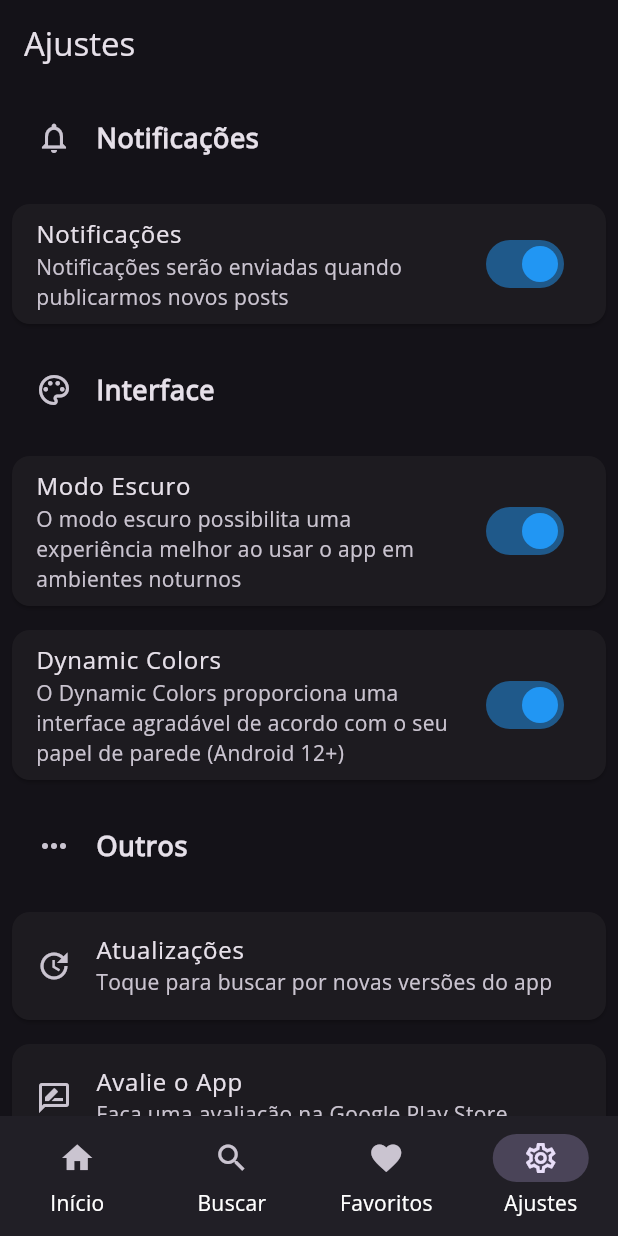
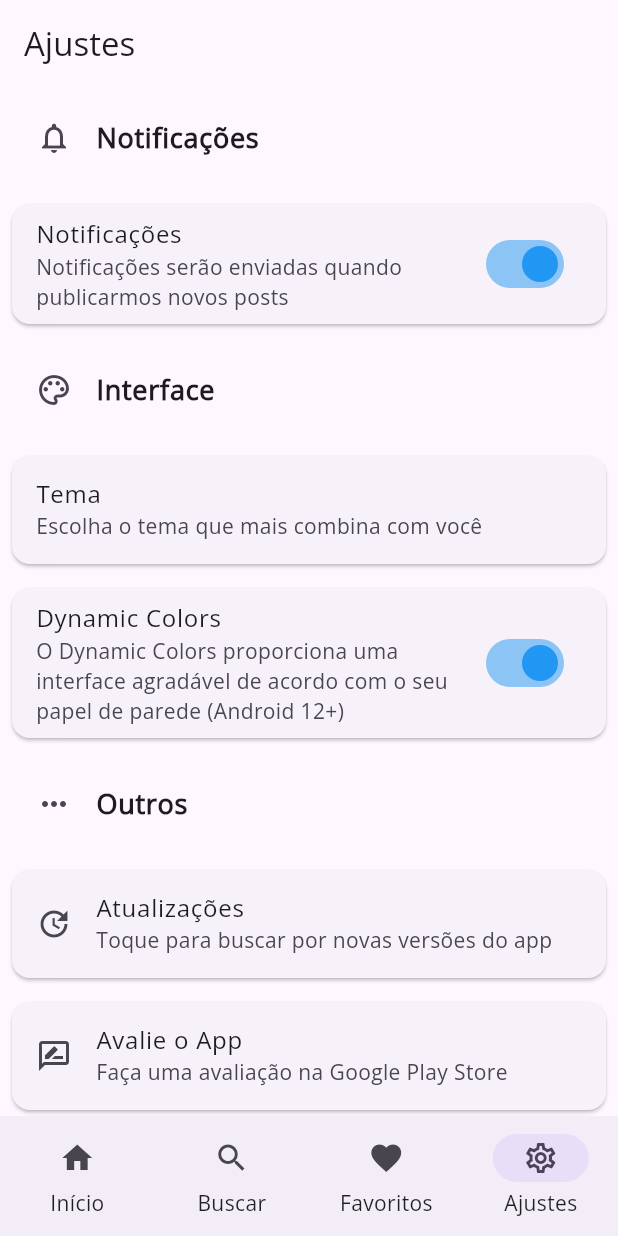
Before and after one commit to hendrilmendes/News-Droid, a Flutter app: the screen it shows after launch, item 4 of the bottom bar chosen, on a phone screen of 412 x 824 dp. Run offline on Flutter 3.47's test engine with Material 3 defaults, Android fonts, the phone set to English and light mode, and no system bars; drawn by our look-alikes of dynamic_color; our stand-ins replace cached_network_image, connectivity_plus, firebase_core, firebase_crashlytics, firebase_messaging, flutter_widget_from_html and 8 more; missing offline and left inert: feedback, flutter_email_sender, flutter_web_auth_2; accounts and stored records are empty; generated files the repository leaves out were written again; network calls fail.

Commit message:
Implementado suporte ao modo claro/escuro de acordo com dispositivo

```diff
--- /dev/null
+++ b/l10n.yaml
@@ -0,0 +1,3 @@
+arb-dir: lib/l10n
+template-arb-file: app_pt.arb
+output-localization-file: app_localizations.dart
--- a/lib/main.dart
+++ b/lib/main.dart
@@ -1,5 +1,6 @@
 import 'package:feedback/feedback.dart';
 import 'package:flutter/material.dart';
+import 'package:flutter_gen/gen_l10n/app_localizations.dart';
 import 'package:flutter/foundation.dart';
 import 'package:firebase_core/firebase_core.dart';
 import 'package:firebase_crashlytics/firebase_crashlytics.dart';
@@ -90,9 +91,26 @@ Future<void> _firebaseMessagingBackgroundHandler(RemoteMessage message) async {
   }
 }
 
-class MyApp extends StatelessWidget {
+ThemeMode _getThemeMode(ThemeModeType mode) {
+  switch (mode) {
+    case ThemeModeType.light:
+      return ThemeMode.light;
+    case ThemeModeType.dark:
+      return ThemeMode.dark;
+    case ThemeModeType.system:
+      return ThemeMode.system;
+  }
+}
+
+class MyApp extends StatefulWidget {
   const MyApp({super.key});
 
+  @override
+  // ignore: library_private_types_in_public_api
+  _MyAppState createState() => _MyAppState();
+}
+
+class _MyAppState extends State<MyApp> {
   @override
   Widget build(BuildContext context) {
     return MultiProvider(
@@ -105,10 +123,10 @@ class MyApp extends StatelessWidget {
         ),
       ],
       child: Consumer<ThemeModel>(
-        builder: (_, theme, __) {
+        builder: (_, themeModel, __) {
           return DynamicColorBuilder(
             builder: (lightColorScheme, darkColorScheme) {
-            if (!theme.isDynamicColorsEnabled) {
+              if (!themeModel.isDynamicColorsEnabled) {
                 lightColorScheme = null;
                 darkColorScheme = null;
               }
@@ -117,7 +135,8 @@ class MyApp extends StatelessWidget {
                 theme: ThemeData(
                   brightness: Brightness.light,
                   colorScheme: lightColorScheme?.copyWith(
-                  primary: theme.isDarkMode ? Colors.black : Colors.white,
+                    primary:
+                        themeModel.isDarkMode ? Colors.black : Colors.white,
                   ),
                   useMaterial3: true,
                   textTheme: Typography().black.apply(fontFamily: 'OpenSans'),
@@ -125,16 +144,20 @@ class MyApp extends StatelessWidget {
                 darkTheme: ThemeData(
                   brightness: Brightness.dark,
                   colorScheme: darkColorScheme?.copyWith(
-                  primary: theme.isDarkMode ? Colors.white : Colors.black,
+                    primary:
+                        themeModel.isDarkMode ? Colors.white : Colors.black,
                   ),
                   useMaterial3: true,
                   textTheme: Typography().white.apply(fontFamily: 'OpenSans'),
                 ),
-              themeMode: theme.isDarkMode ? ThemeMode.dark : ThemeMode.light,
+                themeMode: _getThemeMode(themeModel.themeMode),
                 debugShowCheckedModeBanner: false,
+                localizationsDelegates: AppLocalizations.localizationsDelegates,
+                supportedLocales: AppLocalizations.supportedLocales,
                 home: const BottomNavigationContainer(),
               );
-          });
+            },
+          );
         },
       ),
     );
--- a/lib/telas/config/config.dart
+++ b/lib/telas/config/config.dart
@@ -2,6 +2,8 @@ import 'dart:io';
 import 'package:feedback/feedback.dart';
 import 'package:flutter/foundation.dart';
 import 'package:flutter/material.dart';
+import 'package:flutter_gen/gen_l10n/app_localizations.dart';
+
 import 'package:firebase_messaging/firebase_messaging.dart';
 import 'package:flutter_email_sender/flutter_email_sender.dart';
 import 'package:in_app_review/in_app_review.dart';
@@ -100,16 +102,19 @@ class _SettingsScreenState extends State<SettingsScreen> {
 
     return Scaffold(
       appBar: AppBar(
-        title: const Text("Ajustes"),
+        title: Text(AppLocalizations.of(context)!.settings),
       ),
       body: ListView(
         children: [
-          _buildCategoryHeader("Notificações", Icons.notifications_outlined),
+          _buildCategoryHeader(AppLocalizations.of(context)!.notification,
+              Icons.notifications_outlined),
           _buildNotificationSettings(),
-          _buildCategoryHeader("Interface", Icons.palette_outlined),
-          _buildThemeSettings(themeModel),
+          _buildCategoryHeader(
+              AppLocalizations.of(context)!.interface, Icons.palette_outlined),
+          _buildThemeSettings(context, themeModel),
           _buildDynamicColors(themeModel),
-          _buildCategoryHeader("Outros", Icons.more_horiz_outlined),
+          _buildCategoryHeader(
+              AppLocalizations.of(context)!.outhers, Icons.more_horiz_outlined),
           _buildUpdateSettings(),
           _buildReview(),
           _buildSupportSettings(),
@@ -140,9 +145,9 @@ class _SettingsScreenState extends State<SettingsScreen> {
       clipBehavior: Clip.hardEdge,
       margin: const EdgeInsets.all(8.0),
       child: ListTile(
-        title: const Text("Notificações"),
-        subtitle: const Text(
-          "Notificações serão enviadas quando publicarmos novos posts",
+        title: Text(AppLocalizations.of(context)!.notification),
+        subtitle: Text(
+          AppLocalizations.of(context)!.notificationSub,
         ),
         trailing: Switch(
           activeColor: Colors.blue,
@@ -158,23 +163,72 @@ class _SettingsScreenState extends State<SettingsScreen> {
     );
   }
 
-  Widget _buildThemeSettings(ThemeModel themeModel) {
+  void _showThemeDialog(BuildContext context, ThemeModel themeModel) {
+    final appLocalizations = AppLocalizations.of(context);
+    if (appLocalizations != null) {
+      showDialog(
+        context: context,
+        builder: (BuildContext context) {
+          return AlertDialog(
+            title: Text(appLocalizations.themeSelect),
+            content: StatefulBuilder(
+              builder: (BuildContext context, StateSetter setState) {
+                return Column(
+                  mainAxisSize: MainAxisSize.min,
+                  children: [
+                    RadioListTile<ThemeModeType>(
+                      title: Text(appLocalizations.lightMode),
+                      value: ThemeModeType.light,
+                      groupValue: themeModel.themeMode,
+                      onChanged: (value) {
+                        setState(() {
+                          themeModel.changeThemeMode(value!);
+                        });
+                        Navigator.pop(context);
+                      },
+                    ),
+                    RadioListTile<ThemeModeType>(
+                      title: Text(appLocalizations.darkMode),
+                      value: ThemeModeType.dark,
+                      groupValue: themeModel.themeMode,
+                      onChanged: (value) {
+                        setState(() {
+                          themeModel.changeThemeMode(value!);
+                        });
+                        Navigator.pop(context);
+                      },
+                    ),
+                    RadioListTile<ThemeModeType>(
+                      title: Text(appLocalizations.systemMode),
+                      value: ThemeModeType.system,
+                      groupValue: themeModel.themeMode,
+                      onChanged: (value) {
+                        setState(() {
+                          themeModel.changeThemeMode(value!);
+                        });
+                        Navigator.pop(context);
+                      },
+                    ),
+                  ],
+                );
+              },
+            ),
+          );
+        },
+      );
+    }
+  }
+
+  Widget _buildThemeSettings(BuildContext context, ThemeModel themeModel) {
     return Card(
       clipBehavior: Clip.hardEdge,
       margin: const EdgeInsets.all(8.0),
       child: ListTile(
-        title: const Text("Modo Escuro"),
-        subtitle: const Text(
-          "O modo escuro possibilita uma experiência melhor ao usar o app em ambientes noturnos",
-        ),
-        trailing: Switch(
-          activeColor: Colors.blue,
-          value: themeModel.isDarkMode,
-          onChanged: (value) {
-            themeModel.toggleDarkMode();
-            themeModel.saveThemePreference(value);
-          },
-        ),
+        title: Text(AppLocalizations.of(context)!.theme),
+        subtitle: Text(AppLocalizations.of(context)!.themeSub),
+        onTap: () {
+          _showThemeDialog(context, themeModel);
+        },
       ),
     );
   }
@@ -184,9 +238,9 @@ class _SettingsScreenState extends State<SettingsScreen> {
       clipBehavior: Clip.hardEdge,
       margin: const EdgeInsets.all(8.0),
       child: ListTile(
-        title: const Text("Dynamic Colors"),
-        subtitle: const Text(
-          "O Dynamic Colors proporciona uma interface agradável de acordo com o seu papel de parede (Android 12+)",
+        title: Text(AppLocalizations.of(context)!.dynamicColors),
+        subtitle: Text(
+          AppLocalizations.of(context)!.dynamicColorsSub,
         ),
         trailing: Switch(
           activeColor: Colors.blue,
@@ -205,8 +259,8 @@ class _SettingsScreenState extends State<SettingsScreen> {
       clipBehavior: Clip.hardEdge,
       margin: const EdgeInsets.all(8.0),
       child: ListTile(
-        title: const Text("Atualizações"),
-        subtitle: const Text("Toque para buscar por novas versões do app"),
+        title: Text(AppLocalizations.of(context)!.update),
+        subtitle: Text(AppLocalizations.of(context)!.updateSub),
         leading: const Icon(Icons.update_outlined),
         onTap: () {
           Updater.checkForUpdates(context);
@@ -220,11 +274,11 @@ class _SettingsScreenState extends State<SettingsScreen> {
       clipBehavior: Clip.hardEdge,
       margin: const EdgeInsets.all(8.0),
       child: ListTile(
-        title: const Text(
-          "Suporte",
+        title: Text(
+          AppLocalizations.of(context)!.support,
         ),
-        subtitle: const Text(
-          "Encontrou um bug ou deseja sugerir algo? Entre em contato conosco 😁",
+        subtitle: Text(
+          AppLocalizations.of(context)!.supportSub,
         ),
         leading: const Icon(Icons.support_outlined),
         onTap: () {
@@ -251,8 +305,8 @@ class _SettingsScreenState extends State<SettingsScreen> {
       clipBehavior: Clip.hardEdge,
       margin: const EdgeInsets.all(8.0),
       child: ListTile(
-        title: const Text("Avalie o App"),
-        subtitle: const Text("Faça uma avaliação na Google Play Store"),
+        title: Text(AppLocalizations.of(context)!.review),
+        subtitle: Text(AppLocalizations.of(context)!.reviewSub),
         leading: const Icon(Icons.rate_review_outlined),
         onTap: () async {
           final InAppReview inAppReview = InAppReview.instance;
@@ -270,8 +324,10 @@ class _SettingsScreenState extends State<SettingsScreen> {
       clipBehavior: Clip.hardEdge,
       margin: const EdgeInsets.all(8.0),
       child: ListTile(
-        title: const Text("Sobre"),
-        subtitle: const Text("Um pouco mais sobre o app"),
+        title: Text(
+          AppLocalizations.of(context)!.about,
+        ),
+        subtitle: Text(AppLocalizations.of(context)!.aboutSub),
         leading: const Icon(Icons.info_outlined),
         onTap: () {
           Navigator.push(
--- a/lib/tema/tema.dart
+++ b/lib/tema/tema.dart
@@ -1,20 +1,23 @@
 import 'package:flutter/material.dart';
 import 'package:shared_preferences/shared_preferences.dart';
+
+enum ThemeModeType { light, dark, system }
 
 class ThemeModel extends ChangeNotifier {
   bool _isDarkMode = true;
   bool _isDynamicColorsEnabled = true;
+  ThemeModeType _themeMode = ThemeModeType.light;
 
   ThemeModel() {
-    _loadThemePreference(); // Verifica o tema definido quando abre o app
+    _loadThemePreference();
   }
 
   bool get isDarkMode => _isDarkMode;
   bool get isDynamicColorsEnabled => _isDynamicColorsEnabled;
+  ThemeModeType get themeMode => _themeMode;
 
   void toggleDarkMode() {
     _isDarkMode = !_isDarkMode;
-    saveThemePreference(_isDarkMode);
     notifyListeners();
   }
 
@@ -23,22 +26,42 @@ class ThemeModel extends ChangeNotifier {
     notifyListeners();
   }
 
-  // Carregar o tema salvo
+  void changeThemeMode(ThemeModeType mode) {
+    _themeMode = mode;
+    saveThemeModePreference(mode);
+    notifyListeners();
+  }
+
   Future<void> _loadThemePreference() async {
     SharedPreferences prefs = await SharedPreferences.getInstance();
     _isDarkMode = prefs.getBool('darkModeEnabled') ?? true;
     _isDynamicColorsEnabled = prefs.getBool('dynamicColorsEnabled') ?? true;
+    _themeMode = _getSavedThemeMode(prefs.getString('themeMode'));
     notifyListeners();
   }
 
-  // Salvar o tema
-  void saveThemePreference(bool value) async {
-    SharedPreferences prefs = await SharedPreferences.getInstance();
-    prefs.setBool('darkModeEnabled', value);
-  }
+
 
   void saveDynamicPreference(bool value) async {
     SharedPreferences prefs = await SharedPreferences.getInstance();
     prefs.setBool('dynamicColorsEnabled', value);
   }
+
+  void saveThemeModePreference(ThemeModeType mode) async {
+    SharedPreferences prefs = await SharedPreferences.getInstance();
+    prefs.setString('themeMode', mode.toString());
+  }
+
+  ThemeModeType _getSavedThemeMode(String? mode) {
+    switch (mode) {
+      case 'ThemeModeType.light':
+        return ThemeModeType.light;
+      case 'ThemeModeType.dark':
+        return ThemeModeType.dark;
+      case 'ThemeModeType.system':
+        return ThemeModeType.system;
+      default:
+        return ThemeModeType.system;
+    }
+  }
 }
--- a/lib/widgets/bottom_navigation.dart
+++ b/lib/widgets/bottom_navigation.dart
@@ -1,4 +1,5 @@
 import 'package:flutter/material.dart';
+import 'package:flutter_gen/gen_l10n/app_localizations.dart';
 import 'package:newsdroid/telas/config/config.dart';
 import 'package:newsdroid/telas/favoritos/favoritos.dart';
 import 'package:newsdroid/telas/home/home.dart';
@@ -45,26 +46,26 @@ class _BottomNavigationContainerState extends State<BottomNavigationContainer> {
                   selectedIndex: currentIndex,
                   onDestinationSelected: onTabTapped,
                   labelType: NavigationRailLabelType.all,
-                  destinations: const [
+                  destinations: [
                     NavigationRailDestination(
-                      icon: Icon(Icons.home),
-                      selectedIcon: Icon(Icons.home_outlined),
-                      label: Text("Início"),
+                      icon: const Icon(Icons.home),
+                      selectedIcon: const Icon(Icons.home_outlined),
+                      label: Text(AppLocalizations.of(context)!.home),
                     ),
                     NavigationRailDestination(
-                      icon: Icon(Icons.search),
-                      selectedIcon: Icon(Icons.search_outlined),
-                      label: Text("Buscar"),
+                      icon: const Icon(Icons.search),
+                      selectedIcon: const Icon(Icons.search_outlined),
+                      label: Text(AppLocalizations.of(context)!.search),
                     ),
                     NavigationRailDestination(
-                      icon: Icon(Icons.favorite),
-                      selectedIcon: Icon(Icons.favorite_outline),
-                      label: Text("Favoritos"),
+                      icon: const Icon(Icons.favorite),
+                      selectedIcon: const Icon(Icons.favorite_outline),
+                      label: Text(AppLocalizations.of(context)!.favorites),
                     ),
                     NavigationRailDestination(
-                      icon: Icon(Icons.settings),
-                      selectedIcon: Icon(Icons.settings_outlined),
-                      label: Text("Ajustes"),
+                      icon: const Icon(Icons.settings),
+                      selectedIcon: const Icon(Icons.settings_outlined),
+                      label: Text(AppLocalizations.of(context)!.settings),
                     ),
                   ],
                 ),
@@ -78,7 +79,7 @@ class _BottomNavigationContainerState extends State<BottomNavigationContainer> {
               // Bottom Nav
               bottomNavigationBar: NavigationBarTheme(
                 data: NavigationBarThemeData(
-                  labelTextStyle: WidgetStateProperty.all(
+                  labelTextStyle: MaterialStateProperty.all(
                     const TextStyle(fontSize: 14, fontWeight: FontWeight.w400),
                   ),
                 ),
@@ -86,26 +87,26 @@ class _BottomNavigationContainerState extends State<BottomNavigationContainer> {
                   onDestinationSelected: onTabTapped,
                   selectedIndex: currentIndex,
                   labelBehavior: NavigationDestinationLabelBehavior.alwaysShow,
-                  destinations: const [
+                  destinations: [
                     NavigationDestination(
-                      icon: Icon(Icons.home),
-                      selectedIcon: Icon(Icons.home_outlined),
-                      label: "Início",
+                      icon: const Icon(Icons.home),
+                      selectedIcon: const Icon(Icons.home_outlined),
+                      label: AppLocalizations.of(context)!.home,
                     ),
                     NavigationDestination(
-                      icon: Icon(Icons.search),
-                      selectedIcon: Icon(Icons.search_outlined),
-                      label: "Buscar",
+                      icon: const Icon(Icons.search),
+                      selectedIcon: const Icon(Icons.search_outlined),
+                      label: AppLocalizations.of(context)!.search,
                     ),
                     NavigationDestination(
-                      icon: Icon(Icons.favorite),
-                      selectedIcon: Icon(Icons.favorite_outline),
-                      label: "Favoritos",
+                      icon: const Icon(Icons.favorite),
+                      selectedIcon: const Icon(Icons.favorite_outline),
+                      label: AppLocalizations.of(context)!.favorites,
                     ),
                     NavigationDestination(
-                      icon: Icon(Icons.settings),
-                      selectedIcon: Icon(Icons.settings_outlined),
-                      label: "Ajustes",
+                      icon: const Icon(Icons.settings),
+                      selectedIcon: const Icon(Icons.settings_outlined),
+                      label: AppLocalizations.of(context)!.settings,
                     ),
                   ],
                 ),
```
Also changed, not shown: lib/l10n/app_pt.arb (added, +64 -0 lines), lib/telas/comentarios/comentarios.dart (+15 -11 lines), lib/telas/erro/erro.dart (+9 -8 lines), lib/telas/favoritos/favoritos.dart (+13 -10 lines), lib/telas/home/home.dart (+7 -6 lines), lib/telas/pesquisa/pesquisa.dart (+6 -5 lines), lib/telas/posts/posts_details.dart (+6 -5 lines), lib/telas/sobre/sobre.dart (+20 -18 lines), lib/updater/updater.dart (+18 -14 lines), pubspec.yaml (+10 -10 lines), pubspec.lock, 1 other file. Lines whose indentation alone changed are shown as unchanged.
